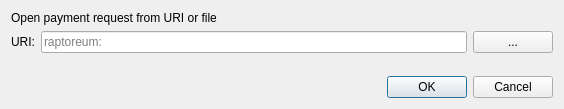
First picture: the form in src/qt/forms/openuridialog.ui, repository Raptor3um/raptoreum, before the edit.
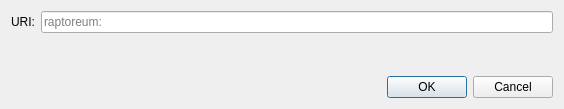
Second picture: the form after the edit. Custom widgets are drawn as their Qt base class.

Diff of the .ui file:
```diff
--- a/src/qt/forms/openuridialog.ui
+++ b/src/qt/forms/openuridialog.ui
@@ -14,13 +14,6 @@
    <string>Open URI</string>
   </property>
   <layout class="QVBoxLayout" name="verticalLayout">
-   <item>
-    <widget class="QLabel" name="label_2">
-     <property name="text">
-      <string>Open payment request from URI or file</string>
-     </property>
-    </widget>
-   </item>
    <item>
     <layout class="QHBoxLayout" name="horizontalLayout">
      <item>
@@ -37,19 +30,6 @@
        </property>
       </widget>
      </item>
-     <item>
-      <widget class="QPushButton" name="selectFileButton">
-       <property name="toolTip">
-        <string>Select payment request file</string>
-       </property>
-       <property name="text">
-        <string notr="true">...</string>
-       </property>
-       <property name="autoDefault">
-        <bool>false</bool>
-       </property>
-      </widget>
-     </item>
     </layout>
    </item>
    <item>
```
